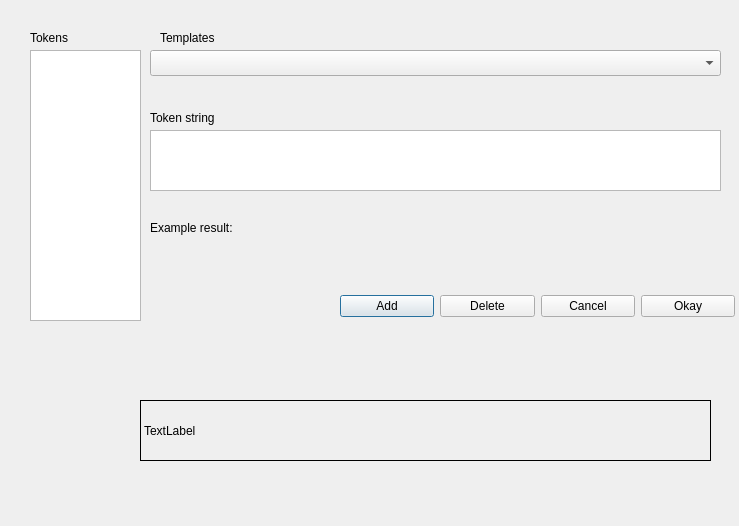
First picture: the form in tokendlg.ui, repository towhee/Winnow64, before the edit.
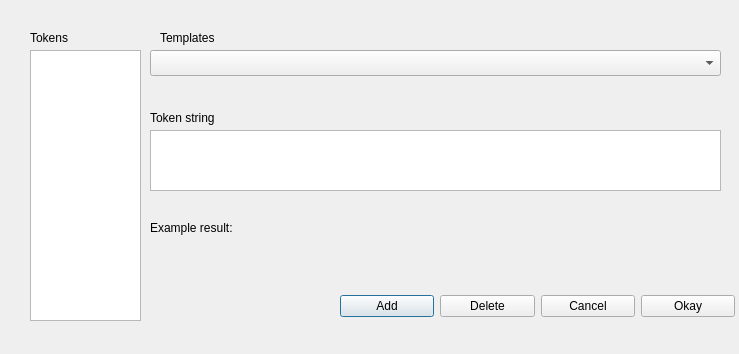
Second picture: the form after the edit. Custom widgets are drawn as their Qt base class.

Patch:
```diff
--- a/tokendlg.ui
+++ b/tokendlg.ui
@@ -7,12 +7,15 @@
     <x>0</x>
     <y>0</y>
     <width>739</width>
-    <height>526</height>
+    <height>354</height>
    </rect>
   </property>
   <property name="windowTitle">
    <string>Token Editor</string>
   </property>
+  <property name="styleSheet">
+   <string notr="true"/>
+  </property>
   <widget class="TokenList" name="tokenList">
    <property name="geometry">
     <rect>
@@ -156,22 +159,6 @@
     </item>
    </layout>
   </widget>
-  <widget class="QLabel" name="bgLbl">
-   <property name="geometry">
-    <rect>
-     <x>140</x>
-     <y>400</y>
-     <width>571</width>
-     <height>61</height>
-    </rect>
-   </property>
-   <property name="frameShape">
-    <enum>QFrame::Box</enum>
-   </property>
-   <property name="text">
-    <string>TextLabel</string>
-   </property>
-  </widget>
  </widget>
  <customwidgets>
   <customwidget>
```
